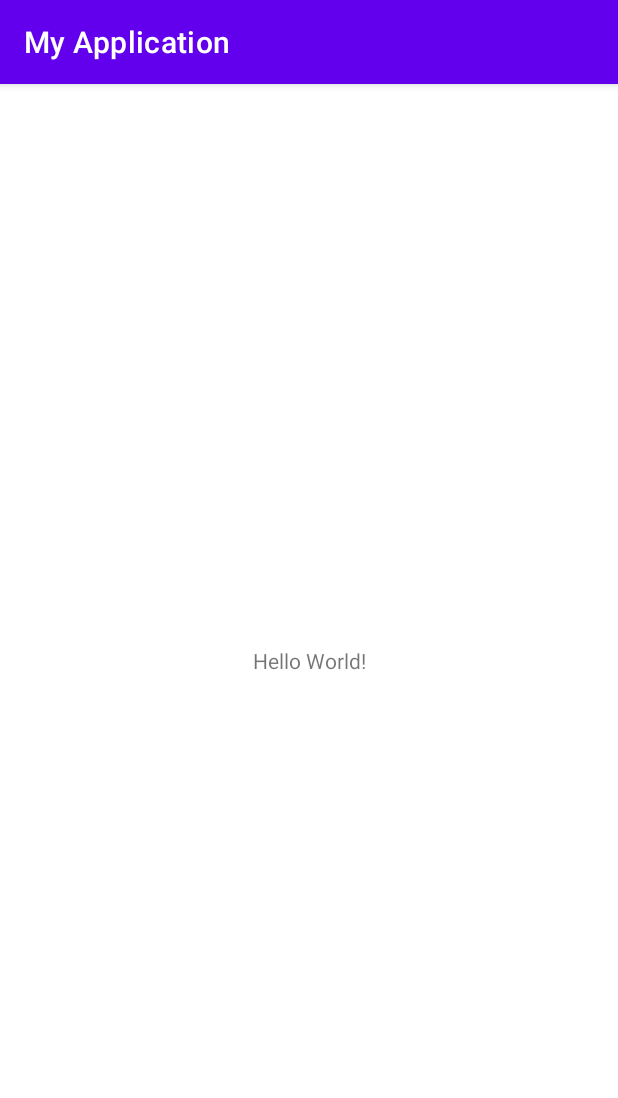
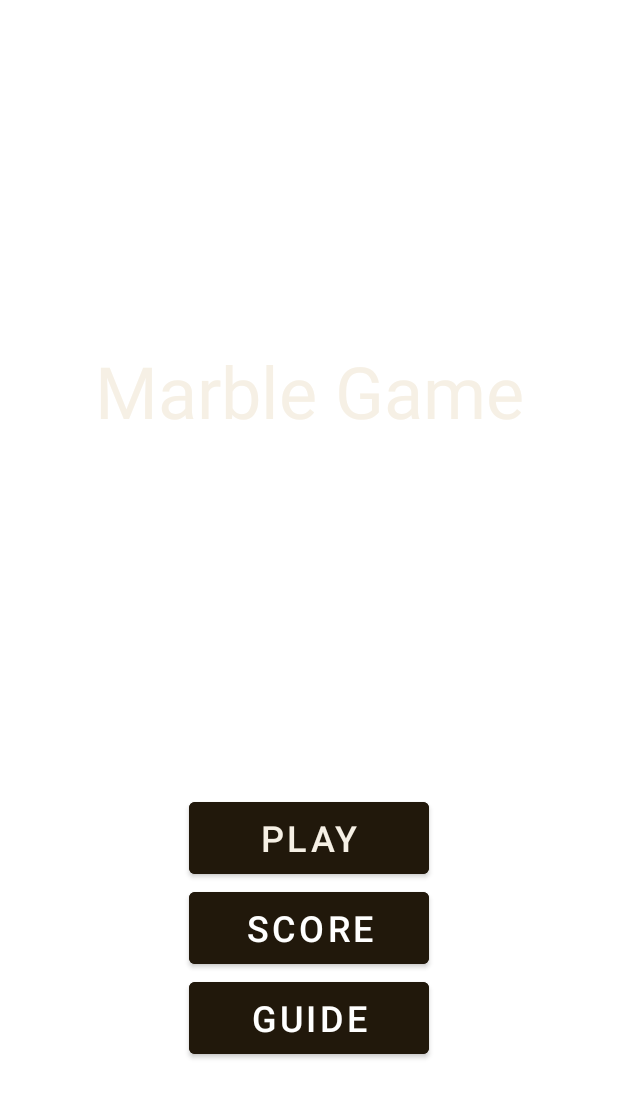
Before and after one commit to ahmedbagh/guitar-zero, an Android app: the screen it shows after launch (MainActivity), on a phone screen of 412 x 824 dp. Shown: the top 1098 px of the screen. Run offline under Robolectric (Android 15) with nearby library versions, the phone set to English and light mode, and no system bars.

Commit message:
Add home page

```diff
--- a/app/src/main/java/helloandroid/ut3/myapplication/MainActivity.java
+++ b/app/src/main/java/helloandroid/ut3/myapplication/MainActivity.java
@@ -2,13 +2,54 @@ package helloandroid.ut3.myapplication;
 
 import androidx.appcompat.app.AppCompatActivity;
 
+import android.content.Intent;
 import android.os.Bundle;
+import android.view.Window;
+import android.view.WindowManager;
+import android.widget.Button;
+import android.widget.Toast;
 
 public class MainActivity extends AppCompatActivity {
 
     @Override
     protected void onCreate(Bundle savedInstanceState) {
         super.onCreate(savedInstanceState);
+        getWindow().setFlags(WindowManager.LayoutParams.FLAG_FULLSCREEN,
+                WindowManager.LayoutParams.FLAG_FULLSCREEN);
+        this.requestWindowFeature(Window.FEATURE_NO_TITLE);
         setContentView(R.layout.activity_main);
+        if (getSupportActionBar() != null) {
+            getSupportActionBar().hide();
+        }
+
+        initListener();
+    }
+
+    private void initListener() {
+        Button playBtn = findViewById(R.id.playBtn);
+        Button scoreBtn = findViewById(R.id.scoreBtn);
+        Button guideBtn = findViewById(R.id.guideBtn);
+
+        playBtn.setOnClickListener(v -> {
+//            Intent intent = new Intent(v.getContext(), GameActivity.class);
+//            startActivity(intent);
+            Toast.makeText(this, "Start game",
+                    Toast.LENGTH_LONG).show();
+        });
+
+
+        scoreBtn.setOnClickListener(v -> {
+//            Intent intent = new Intent(v.getContext(), ScoreActivity.class);
+//            startActivity(intent);
+            Toast.makeText(this, "Score",
+                    Toast.LENGTH_LONG).show();
+        });
+
+        guideBtn.setOnClickListener(v -> {
+//            Intent intent = new Intent(this, GuideActivity.class);
+//            startActivity(intent);
+            Toast.makeText(this, "Guide",
+                    Toast.LENGTH_LONG).show();
+        });
     }
 }
--- a/app/src/main/res/layout/activity_main.xml
+++ b/app/src/main/res/layout/activity_main.xml
@@ -7,12 +7,51 @@
     tools:context=".MainActivity">
 
     <TextView
+        android:id="@+id/gameTitle"
         android:layout_width="wrap_content"
         android:layout_height="wrap_content"
-        android:text="Hello World!"
-        app:layout_constraintBottom_toBottomOf="parent"
+        android:layout_marginTop="228dp"
+        android:text="Marble Game"
+        android:textColor="@color/yellow"
+        android:textSize="48sp"
         app:layout_constraintEnd_toEndOf="parent"
         app:layout_constraintStart_toStartOf="parent"
         app:layout_constraintTop_toTopOf="parent" />
 
+    <Button
+        android:id="@+id/playBtn"
+        android:layout_width="160dp"
+        android:layout_height="60dp"
+        android:text="Play"
+        android:textSize="24sp"
+        android:textColor="@color/yellow"
+        android:backgroundTint="@color/yellow_1"
+        app:layout_constraintBottom_toBottomOf="parent"
+        app:layout_constraintEnd_toEndOf="parent"
+        app:layout_constraintStart_toStartOf="parent"
+        app:layout_constraintTop_toBottomOf="@id/gameTitle" />
+
+    <Button
+        android:id="@+id/scoreBtn"
+        android:layout_width="160dp"
+        android:layout_height="60dp"
+        android:text="Score"
+        android:textSize="24sp"
+        android:backgroundTint="@color/yellow_1"
+        app:layout_constraintEnd_toEndOf="parent"
+        app:layout_constraintStart_toStartOf="parent"
+        app:layout_constraintTop_toBottomOf="@id/playBtn" />
+
+    <Button
+        android:id="@+id/guideBtn"
+        android:layout_width="160dp"
+        android:layout_height="60dp"
+        android:text="Guide"
+        android:textSize="24sp"
+        android:backgroundTint="@color/yellow_1"
+        app:layout_constraintEnd_toEndOf="parent"
+        app:layout_constraintStart_toStartOf="parent"
+        app:layout_constraintTop_toBottomOf="@id/scoreBtn" />
+
+
 </androidx.constraintlayout.widget.ConstraintLayout>
--- a/app/src/main/res/values/colors.xml
+++ b/app/src/main/res/values/colors.xml
@@ -7,4 +7,7 @@
     <color name="teal_700">#FF018786</color>
     <color name="black">#FF000000</color>
     <color name="white">#FFFFFFFF</color>
+    <color name="brown">#966F33</color>
+    <color name="yellow">#f6f0e5</color>
+    <color name="yellow_1">#21180b</color>
 </resources>
```
